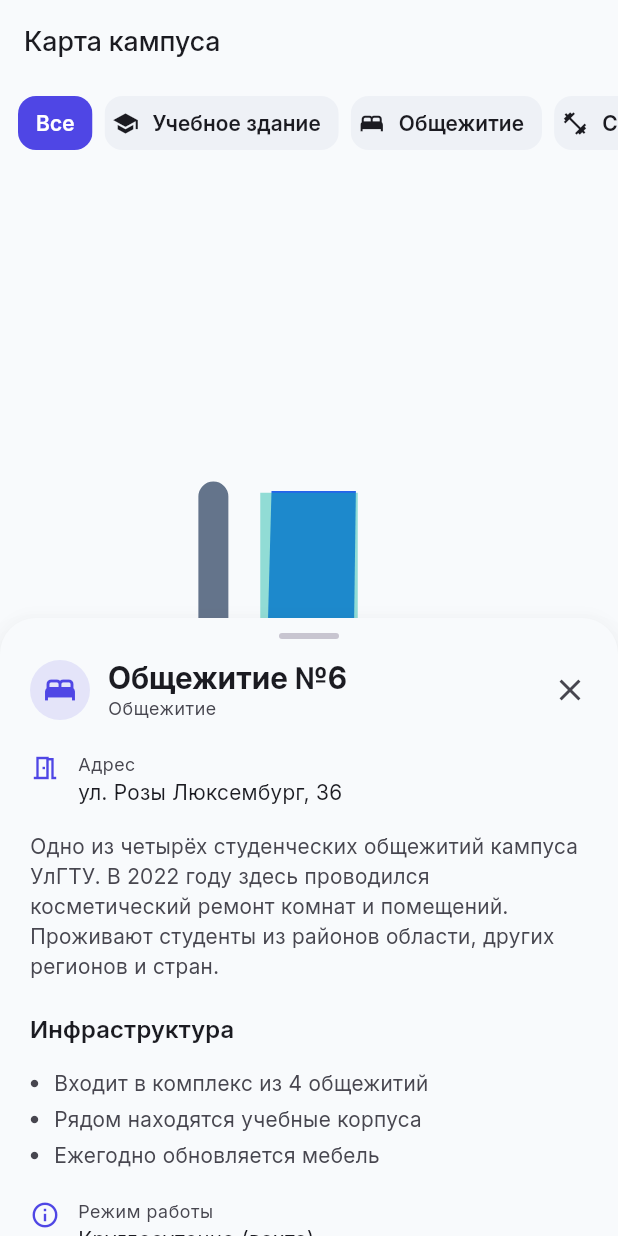
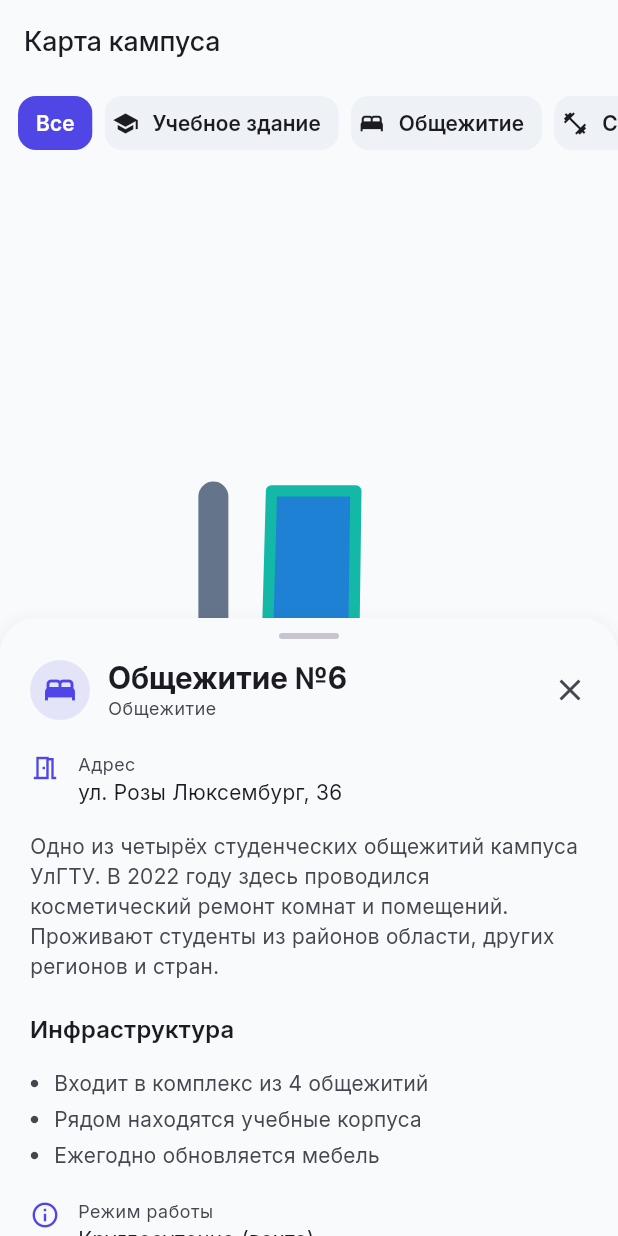
Before and after one commit to codingspider777/i-love-pivo, a Flutter app: the MapScreen screen opened by its route, after a tap on the "bed" icon, on a phone screen of 412 x 824 dp. Run offline on Flutter 3.47's test engine with Material 3 defaults, Android fonts, the phone set to English and light mode, and no system bars; our stand-ins replace drift, drift_flutter, flutter_local_notifications, flutter_riverpod, flutter_svg, flutter_timezone and 4 more; accounts and stored records are empty; generated files the repository leaves out were written again.

Commit message:
feat(map): Реализована точная подсветка зданий по SVG-контурам и исправлены баги карты

```diff
--- a/lib/features/map/map_screen.dart
+++ b/lib/features/map/map_screen.dart
@@ -1,8 +1,11 @@
 import 'dart:math' as math;
 
 import 'package:flutter/material.dart';
+import 'package:flutter/services.dart' show rootBundle;
 import 'package:flutter_riverpod/flutter_riverpod.dart';
 import 'package:flutter_svg/flutter_svg.dart';
+import 'package:path_drawing/path_drawing.dart';
+import 'package:xml/xml.dart';
 import 'package:salamanca/features/map/models/map_building.dart';
 import 'package:salamanca/features/map/widgets/building_sheet.dart'; // даёт categoryIcon
 import 'package:salamanca/shared/widgets/app_choice_chip.dart';
@@ -19,6 +22,97 @@ const Rect kMapContent = Rect.fromLTWH(0, 0, kMapSize, kMapSize);
 
 /// Высота панели фильтров поверх карты (карта «целиком» вписывается под неё).
 const double kTopInset = 52;
+
+/// Контуры зданий из SVG: элемент с id == id здания (path/polygon/rect или группа).
+/// Координаты приводятся к системе карты (0..kMapSize).
+final buildingShapesProvider = FutureProvider<Map<String, Path>>((ref) async {
+  try {
+    final raw =
+        await rootBundle.loadString('assets/images/main_map_light.svg');
+    return _parseShapes(raw);
+  } catch (_) {
+    return const {};
+  }
+});
+
+Map<String, Path> _parseShapes(String raw) {
+  final doc = XmlDocument.parse(raw);
+  final svg = doc.rootElement;
+
+  double vx = 0, vy = 0, vw = kMapSize, vh = kMapSize;
+  final vb = (svg.getAttribute('viewBox') ?? '')
+      .trim()
+      .split(RegExp(r'[\s,]+'))
+      .map(double.tryParse)
+      .toList();
+  if (vb.length == 4 && vb.every((e) => e != null)) {
+    vx = vb[0]!;
+    vy = vb[1]!;
+    vw = vb[2]!;
+    vh = vb[3]!;
+  }
+  final k = math.min(kMapSize / vw, kMapSize / vh);
+  final m = Matrix4.identity()
+    ..translate((kMapSize - vw * k) / 2, (kMapSize - vh * k) / 2)
+    ..scale(k, k, 1.0)
+    ..translate(-vx, -vy);
+
+  final result = <String, Path>{};
+  for (final e in doc.descendants.whereType<XmlElement>()) {
+    final id = e.getAttribute('id');
+    if (id == null) continue;
+    final path = _elementPath(e);
+    if (path != null) result[id] = path.transform(m.storage);
+  }
+  return result;
+}
+
+Path? _elementPath(XmlElement e) {
+  final own = _shapePath(e);
+  if (own != null) return own;
+  final combined = Path();
+  var any = false;
+  for (final c in e.descendants.whereType<XmlElement>()) {
+    final p = _shapePath(c);
+    if (p != null) {
+      combined.addPath(p, Offset.zero);
+      any = true;
+    }
+  }
+  return any ? combined : null;
+}
+
+Path? _shapePath(XmlElement e) {
+  double n(String a) => double.tryParse(e.getAttribute(a) ?? '') ?? 0;
+  switch (e.name.local) {
+    case 'path':
+      final d = e.getAttribute('d');
+      if (d == null) return null;
+      final path = parseSvgPathData(d);
+      if (e.getAttribute('fill-rule') == 'evenodd') {
+        path.fillType = PathFillType.evenOdd;
+      }
+      return path;
+    case 'polygon':
+    case 'polyline':
+      final nums = (e.getAttribute('points') ?? '')
+          .trim()
+          .split(RegExp(r'[\s,]+'))
+          .map(double.tryParse)
+          .whereType<double>()
+          .toList();
+      if (nums.length < 6) return null;
+      return Path()
+        ..addPolygon([
+          for (var i = 0; i + 1 < nums.length; i += 2)
+            Offset(nums[i], nums[i + 1]),
+        ], true);
+    case 'rect':
+      return Path()
+        ..addRect(Rect.fromLTWH(n('x'), n('y'), n('width'), n('height')));
+  }
+  return null;
+}
 
 class MapScreen extends ConsumerStatefulWidget {
   const MapScreen({super.key, this.focusBuildingId});
@@ -38,6 +132,7 @@ class _MapScreenState extends ConsumerState<MapScreen>
   Size _viewport = Size.zero;
   double _fitScale = 0.5;
   String? _selectedId;
+  Map<String, Path> _shapes = const {};
   bool _isInitialized = false;
 
   // состояние жеста
@@ -201,15 +296,28 @@ class _MapScreenState extends ConsumerState<MapScreen>
 
   // ---------- тапы по зданиям ----------
 
+  /// Точный контур: polygon из JSON, иначе контур из SVG по id.
+  Path? _exactShape(MapBuilding b) {
+    final poly = b.polygon;
+    if (poly != null && poly.isNotEmpty) {
+      return Path()..addPolygon(poly, true);
+    }
+    return _shapes[b.id];
+  }
+
+  /// Контур для подсветки (запасной вариант — прямоугольник).
+  Path _highlightShape(MapBuilding b) =>
+      _exactShape(b) ?? (Path()..addRect(b.rect));
+
   MapBuilding? _hitTest(List<MapBuilding> buildings, Offset scenePoint) {
     MapBuilding? best;
     var bestDist = double.infinity;
 
     for (final b in buildings) {
       bool isHit;
-      if (b.polygon != null && b.polygon!.isNotEmpty) {
-        final path = Path()..addPolygon(b.polygon!, true);
-        isHit = path.contains(scenePoint);
+      final exact = _exactShape(b);
+      if (exact != null) {
+        isHit = exact.contains(scenePoint);
       } else {
         final slop = kHitSlop / (_scale == 0 ? 1.0 : _scale);
         isHit = b.rect.inflate(slop).contains(scenePoint);
@@ -267,6 +375,7 @@ class _MapScreenState extends ConsumerState<MapScreen>
     final buildingsAsync = ref.watch(buildingsProvider);
     final scheme = Theme.of(context).colorScheme;
     final isDarkMode = Theme.of(context).brightness == Brightness.dark;
+    _shapes = ref.watch(buildingShapesProvider).value ?? const {};
 
     return Scaffold(
       appBar: AppBar(title: const Text('Карта кампуса')),
@@ -360,33 +469,19 @@ class _MapScreenState extends ConsumerState<MapScreen>
                                         ),
                                         for (final b in buildings)
                                           if (b.id == _selectedId)
-                                            if (b.polygon != null)
-                                              Positioned.fill(
-                                                child: IgnorePointer(
-                                                  child: CustomPaint(
-                                                    painter:
-                                                        _PolygonHighlightPainter(
-                                                      polygon: b.polygon!,
-                                                      color: scheme.secondary
-                                                          .withValues(
-                                                              alpha: 0.45),
-                                                    ),
-                                                  ),
-                                                ),
-                                              )
-                                            else
-                                              Positioned.fromRect(
-                                                rect: b.rect,
-                                                child: IgnorePointer(
-                                                  child: DecoratedBox(
-                                                    decoration: BoxDecoration(
-                                                      color: scheme.secondary
-                                                          .withValues(
-                                                              alpha: 0.45),
-                                                    ),
+                                            Positioned.fill(
+                                              child: IgnorePointer(
+                                                child: CustomPaint(
+                                                  painter: _ShapeHighlightPainter(
+                                                    path: _highlightShape(b),
+                                                    fill: scheme.secondary
+                                                        .withValues(
+                                                            alpha: 0.35),
+                                                    stroke: scheme.secondary,
                                                   ),
                                                 ),
                                               ),
+                                            ),
                                       ],
                                     ),
                                   ),
@@ -582,21 +677,35 @@ class _CategoryFilterBar extends StatelessWidget {
   }
 }
 
-class _PolygonHighlightPainter extends CustomPainter {
-  _PolygonHighlightPainter({required this.polygon, required this.color});
-  final List<Offset> polygon;
-  final Color color;
+class _ShapeHighlightPainter extends CustomPainter {
+  _ShapeHighlightPainter({
+    required this.path,
+    required this.fill,
+    required this.stroke,
+  });
+  final Path path;
+  final Color fill;
+  final Color stroke;
 
   @override
   void paint(Canvas canvas, Size size) {
-    final paint = Paint()
-      ..color = color
-      ..style = PaintingStyle.fill;
-    final path = Path()..addPolygon(polygon, true);
-    canvas.drawPath(path, paint);
+    canvas.drawPath(
+      path,
+      Paint()
+        ..color = fill
+        ..style = PaintingStyle.fill,
+    );
+    canvas.drawPath(
+      path,
+      Paint()
+        ..color = stroke
+        ..style = PaintingStyle.stroke
+        ..strokeWidth = 3
+        ..strokeJoin = StrokeJoin.round,
+    );
   }
 
   @override
-  bool shouldRepaint(covariant _PolygonHighlightPainter oldDelegate) =>
-      oldDelegate.color != color || oldDelegate.polygon != polygon;
+  bool shouldRepaint(covariant _ShapeHighlightPainter old) =>
+      old.fill != fill || old.stroke != stroke || old.path != path;
 }
```
Also changed, not shown: pubspec.yaml (+4 -3 lines), assets/images/main_map_dark.svg, assets/images/main_map_light.svg.
